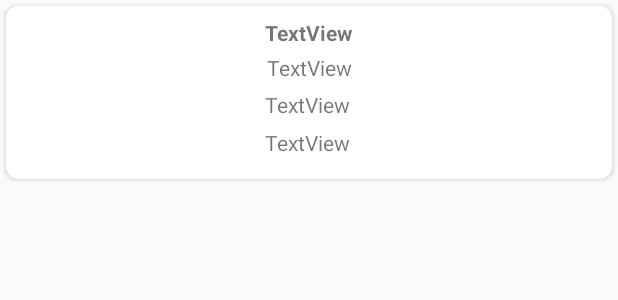
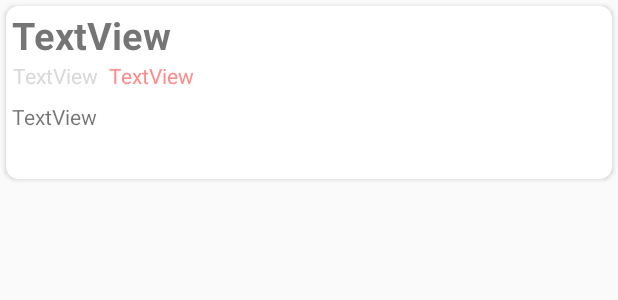
Before and after one commit to tukcom2022SP/GoldenClinic, an Android app: the layout list_layout.xml on its own in the app's theme, with its tools: preview values and no code run, on a phone screen of 412 x 824 dp. Shown: the top 300 px of the screen. Run offline under Robolectric (Android 15) with nearby library versions, the light colour scheme and no system bars.

Commit message:
실시간 게시글 xml수정, 기타 text 수정

```diff
--- a/Nppang_Android/app/src/main/res/layout/activity_find_my_info.xml
+++ b/Nppang_Android/app/src/main/res/layout/activity_find_my_info.xml
@@ -9,7 +9,7 @@
         android:layout_height="wrap_content"
         android:layout_marginTop="90dp"
         android:gravity="center"
-        android:text="이메일/비밀번호 찾기"
+        android:text="비밀번호 재설정"
         android:textAppearance="@style/TextAppearance.AppCompat.Large"
         android:textSize="30dp" />\
 
@@ -18,7 +18,7 @@
         android:layout_height="wrap_content"
         android:layout_marginTop="26dp"
         android:gravity="center"
-        android:text="회원님의 아이디를 찾을 수 있도록\n이름, 휴대전화번호를 입력해주세요."
+        android:text="회원님의 비밀번호 재설정을 위해\n 이메일을 입력해주세요."
         android:textSize="15dp" />
 
     <EditText
--- a/Nppang_Android/app/src/main/res/layout/activity_find_my_password.xml
+++ b/Nppang_Android/app/src/main/res/layout/activity_find_my_password.xml
@@ -30,7 +30,7 @@
         android:layout_marginRight="55dp"
         android:background="@color/deeppink"
         android:gravity="center"
-        android:text="홈으로"
+        android:text="로그인하기"
         android:textColor="@color/white"
         android:textSize="20dp" />
 
--- a/Nppang_Android/app/src/main/res/layout/list_layout.xml
+++ b/Nppang_Android/app/src/main/res/layout/list_layout.xml
@@ -13,50 +13,56 @@
         app:layout_constraintTop_toTopOf="@+id/textView2">
 
         <TextView
+            android:id="@+id/tv_post_name"
+            android:layout_width="wrap_content"
+            android:layout_height="wrap_content"
+            android:layout_marginTop="2dp"
+            android:text="TextView"
+            android:textSize="25dp"
+            android:textStyle="bold"
+            app:layout_constraintBottom_toTopOf="@+id/tv_contents"
+            app:layout_constraintEnd_toEndOf="parent"
+            app:layout_constraintHorizontal_bias="0.013"
+            app:layout_constraintStart_toStartOf="parent"
+            app:layout_constraintTop_toTopOf="parent"
+            app:layout_constraintVertical_bias="0.0" />
+
+        <TextView
             android:id="@+id/tv_category"
             android:layout_width="wrap_content"
             android:layout_height="wrap_content"
-            android:layout_marginTop="2dp"
-            android:layout_marginBottom="23dp"
+            android:layout_marginBottom="8dp"
             android:text="TextView"
-            android:textStyle="bold"
-            app:layout_constraintBottom_toTopOf="@+id/tv_contents"
+            android:textColor="#d9d9d9"
+            app:layout_constraintBottom_toBottomOf="parent"
             app:layout_constraintEnd_toEndOf="parent"
+            app:layout_constraintHorizontal_bias="0.013"
             app:layout_constraintStart_toStartOf="parent"
-            app:layout_constraintTop_toTopOf="parent" />
+            app:layout_constraintTop_toBottomOf="@+id/tv_post_name"
+            app:layout_constraintVertical_bias="0.0" />
 
         <TextView
-            android:id="@+id/tv_post_name"
+            android:id="@+id/tv_store_name"
             android:layout_width="wrap_content"
             android:layout_height="wrap_content"
-            android:layout_marginTop="4dp"
-            android:layout_marginBottom="8dp"
+            android:layout_marginLeft="3dp"
             android:text="TextView"
-            app:layout_constraintBottom_toBottomOf="parent"
+            android:textColor="@color/main"
             app:layout_constraintEnd_toEndOf="parent"
-            app:layout_constraintHorizontal_bias="0.501"
-            app:layout_constraintStart_toStartOf="parent"
-            app:layout_constraintTop_toBottomOf="@+id/tv_category"
-            app:layout_constraintVertical_bias="0.0" />
+            app:layout_constraintHorizontal_bias="0.013"
+            app:layout_constraintStart_toEndOf="@+id/tv_category"
+            app:layout_constraintTop_toBottomOf="@+id/tv_post_name" />
 
         <TextView
             android:id="@+id/tv_contents"
             android:layout_width="wrap_content"
             android:layout_height="wrap_content"
-            android:layout_marginEnd="1dp"
-            android:text="TextView"
-            app:layout_constraintBottom_toTopOf="@+id/tv_store_name"
-            app:layout_constraintEnd_toEndOf="@+id/tv_post_name"
-            app:layout_constraintTop_toBottomOf="@+id/tv_category" />
-
-        <TextView
-            android:id="@+id/tv_store_name"
-            android:layout_width="wrap_content"
-            android:layout_height="wrap_content"
-            android:layout_marginBottom="9dp"
             android:text="TextView"
             app:layout_constraintBottom_toBottomOf="parent"
-            app:layout_constraintStart_toStartOf="@+id/tv_contents"
-            app:layout_constraintTop_toBottomOf="@+id/tv_contents" />
+            app:layout_constraintEnd_toEndOf="parent"
+            app:layout_constraintHorizontal_bias="0.012"
+            app:layout_constraintStart_toStartOf="parent"
+            app:layout_constraintTop_toBottomOf="@+id/tv_category"
+            app:layout_constraintVertical_bias="0.195" />
     </androidx.constraintlayout.widget.ConstraintLayout>
 </androidx.cardview.widget.CardView>
```
